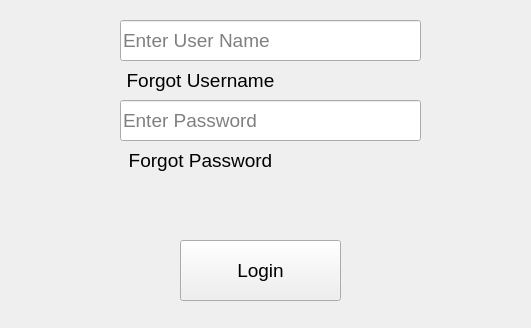
Old version of the form login.ui in the repository jeanfermaint/LibraryGUI.
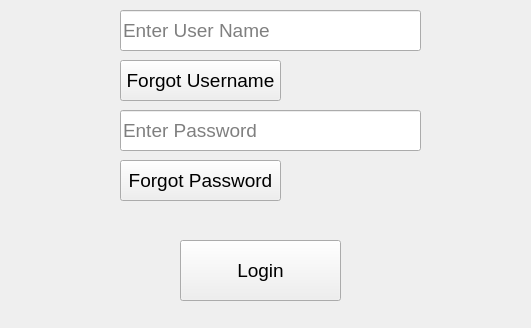
New version of the form.

The edit to the form file:
```diff
--- a/login.ui
+++ b/login.ui
@@ -36,7 +36,7 @@
    <property name="geometry">
     <rect>
      <x>120</x>
-     <y>20</y>
+     <y>10</y>
      <width>301</width>
      <height>41</height>
     </rect>
@@ -55,7 +55,7 @@
    <property name="geometry">
     <rect>
      <x>120</x>
-     <y>100</y>
+     <y>110</y>
      <width>301</width>
      <height>41</height>
     </rect>
@@ -104,12 +104,6 @@
      <height>41</height>
     </rect>
    </property>
-   <property name="styleSheet">
-    <string notr="true">QPushButton {	
-	border: none;
-}
-</string>
-   </property>
    <property name="text">
     <string>Forgot Username</string>
    </property>
@@ -118,17 +112,11 @@
    <property name="geometry">
     <rect>
      <x>120</x>
-     <y>140</y>
+     <y>160</y>
      <width>161</width>
      <height>41</height>
     </rect>
    </property>
-   <property name="styleSheet">
-    <string notr="true">QPushButton {	
-	border: none;
-}
-</string>
-   </property>
    <property name="text">
     <string>Forgot Password</string>
    </property>
```
